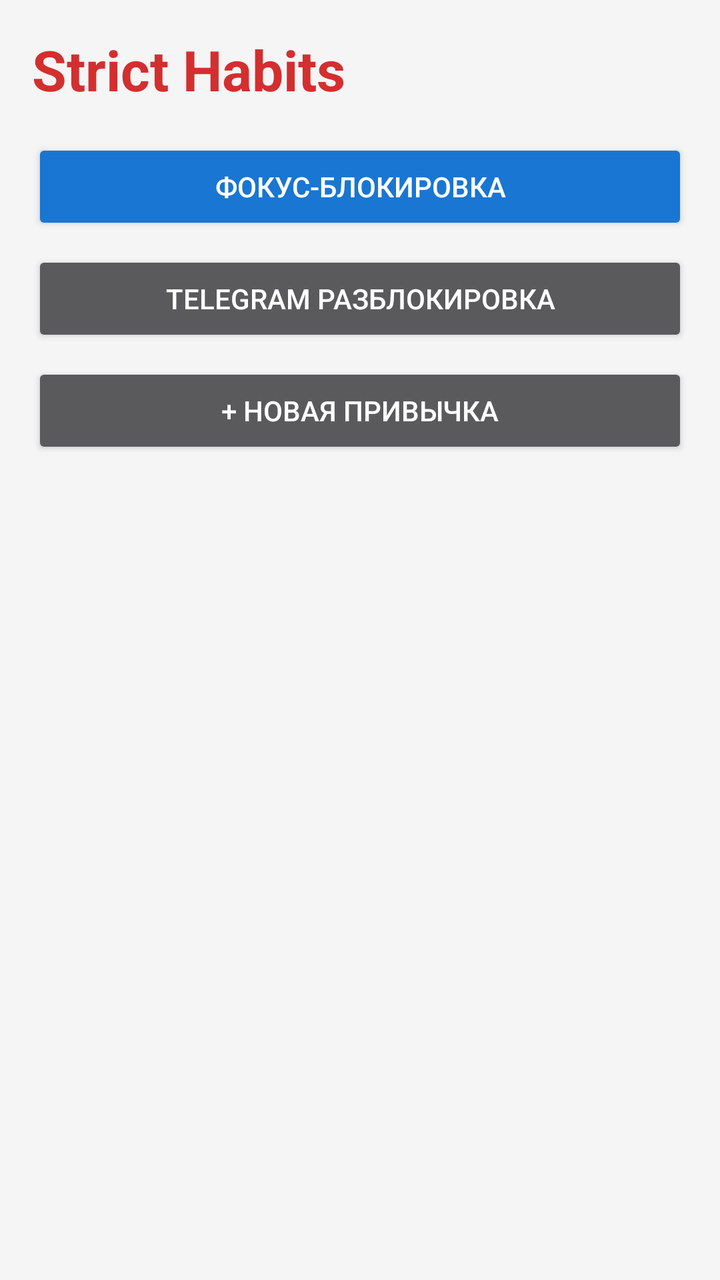
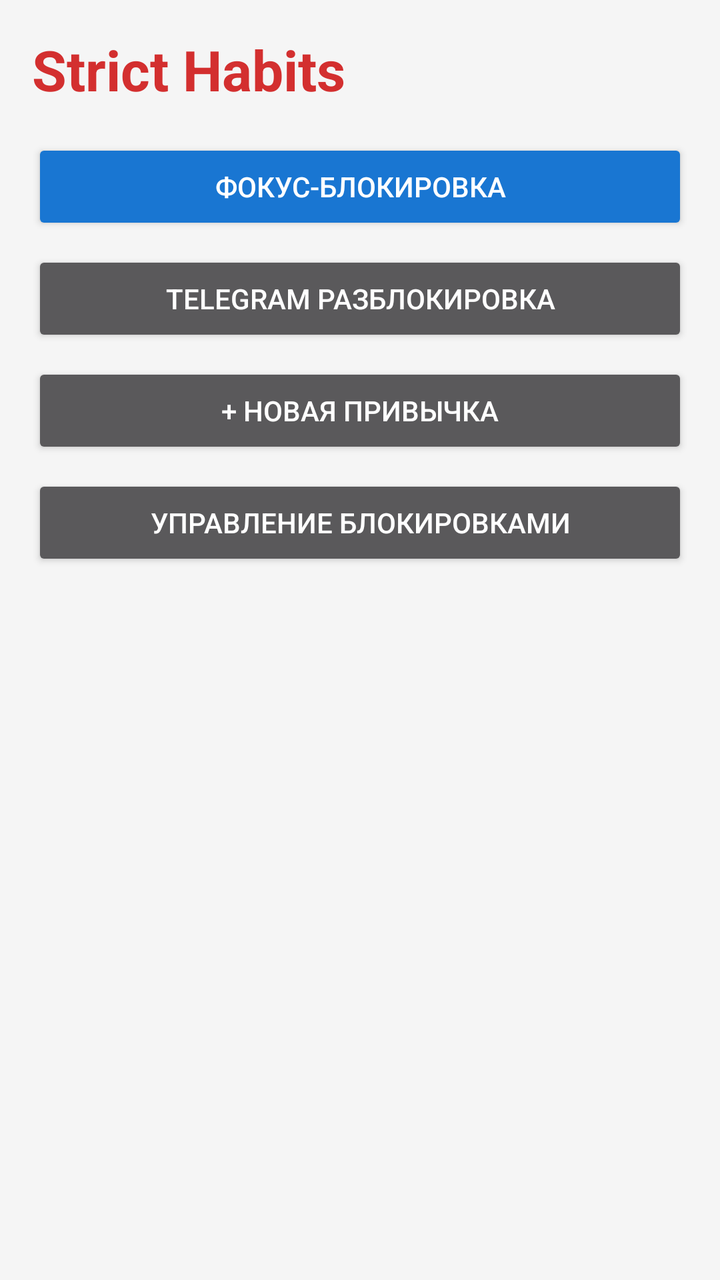

An Android layout rendered at two revisions. The XML below is the earlier revision; the diff shows what the commit changed to produce the second picture.
<!-- AndroidManifest.xml: application theme Theme.StrictHabitsApp -->
<!-- res/layout/activity_main.xml -->
<?xml version="1.0" encoding="utf-8"?>
<LinearLayout xmlns:android="http://schemas.android.com/apk/res/android"
    android:layout_width="match_parent"
    android:layout_height="match_parent"
    android:orientation="vertical"
    android:padding="16dp"
    android:background="#F5F5F5">

    <TextView
        android:layout_width="wrap_content"
        android:layout_height="wrap_content"
        android:text="Strict Habits"
        android:textSize="28sp"
        android:textStyle="bold"
        android:textColor="#D32F2F"
        android:layout_marginBottom="16dp"/>

    <Button
        android:id="@+id/btnFocusLock"
        android:layout_width="match_parent"
        android:layout_height="wrap_content"
        android:text="ФОКУС-БЛОКИРОВКА"
        android:backgroundTint="#1976D2"
        android:textColor="#FFFFFF"/>

    <Button
        android:id="@+id/btnTelegram"
        android:layout_width="match_parent"
        android:layout_height="wrap_content"
        android:layout_marginTop="8dp"
        android:text="Telegram разблокировка"/>

    <Button
        android:id="@+id/btnAddHabit"
        android:layout_width="match_parent"
        android:layout_height="wrap_content"
        android:layout_marginTop="8dp"
        android:text="+ Новая привычка"/>

    <Button
        android:id="@+id/btnRequestOverlay"
        android:layout_width="match_parent"
        android:layout_height="wrap_content"
        android:text="Разрешить поверх окон"
        android:layout_marginTop="8dp"
        android:visibility="gone" />

    <androidx.recyclerview.widget.RecyclerView
        android:id="@+id/habitsRecycler"
        android:layout_width="match_parent"
        android:layout_height="0dp"
        android:layout_weight="1"
        android:layout_marginTop="16dp"/>

</LinearLayout>
<!-- resources referenced by this layout -->
<resources>
  <style name="Theme.StrictHabitsApp" parent="Theme.AppCompat.NoActionBar">
          <item name="colorPrimary">#D32F2F</item>
          <item name="colorPrimaryDark">#B71C1C</item>
          <item name="colorAccent">#FF9800</item>
      </style>
</resources>

<!-- the commit's change to res/layout/activity_main.xml (unified diff, before → after) -->
@@ -38,6 +38,13 @@
         android:text="+ Новая привычка"/>
 
     <Button
+        android:id="@+id/btnManageBlocks"
+        android:layout_width="match_parent"
+        android:layout_height="wrap_content"
+        android:layout_marginTop="8dp"
+        android:text="Управление блокировками"/>
+
+    <Button
         android:id="@+id/btnRequestOverlay"
         android:layout_width="match_parent"
         android:layout_height="wrap_content"
